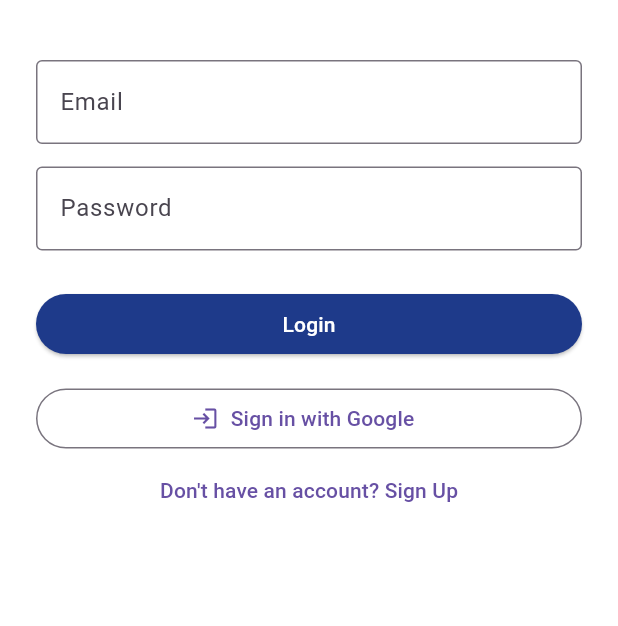
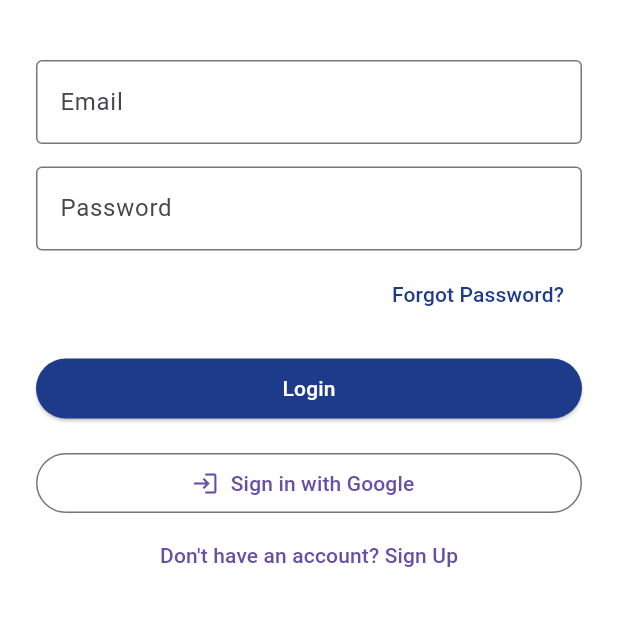
Before and after one commit to arfatabid/Fit-Mirror-FYP, a Flutter app: the screen it shows after launch, on a phone screen of 412 x 824 dp, the part 189-815 px from its top. Run offline on Flutter 3.47's test engine with Material 3 defaults, Android fonts, the phone set to English and light mode, and no system bars; our stand-ins replace firebase_auth, firebase_core, google_sign_in; accounts and stored records are empty.

Commit message:
Updated login, signup, password reset and auth validation

```diff
--- a/lib/provider/auth_provider.dart
+++ b/lib/provider/auth_provider.dart
@@ -11,10 +11,11 @@ class AuthProvider extends ChangeNotifier {
   bool _isLoading = false;
   bool get isLoading => _isLoading;
 
-  // Login Function
+  // --- Login Function ---
   Future<bool> login(String email, String password, BuildContext context) async {
-    if (password.length > 8) {
-      ScaffoldMessenger.of(context).showSnackBar(const SnackBar(content: Text("Password must be 8 characters or less")));
+    // Requirement ke mutabiq minimum 8 characters check
+    if (password.length < 8) {
+      ScaffoldMessenger.of(context).showSnackBar(const SnackBar(content: Text("Password must be at least 8 characters long")));
       return false;
     }
 
@@ -29,14 +30,14 @@ class AuthProvider extends ChangeNotifier {
       _isLoading = false;
       notifyListeners();
       ScaffoldMessenger.of(context).showSnackBar(SnackBar(content: Text(e.toString())));
-      return false; // Login fail
+      return false;
     }
   }
 
-  // Signup Function
+  // --- Signup Function ---
   Future<bool> signUp(String email, String password, BuildContext context) async {
-    if (password.length > 8) {
-      ScaffoldMessenger.of(context).showSnackBar(const SnackBar(content: Text("Password must be 8 characters or less")));
+    if (password.length < 8) {
+      ScaffoldMessenger.of(context).showSnackBar(const SnackBar(content: Text("Password must be at least 8 characters long")));
       return false;
     }
 
@@ -46,15 +47,14 @@ class AuthProvider extends ChangeNotifier {
       await _authService.signUpUser(email, password);
       _isLoading = false;
       notifyListeners();
-      return true; // Signup done
+      return true;
     } catch (e) {
       _isLoading = false;
       notifyListeners();
       ScaffoldMessenger.of(context).showSnackBar(SnackBar(content: Text(e.toString())));
-      return false; // Signup fail
+      return false;
     }
   }
-
   // Google Sign-In Function
   Future<void> signInWithGoogle(BuildContext context) async {
     _isLoading = true;
--- a/lib/services/auth_service.dart
+++ b/lib/services/auth_service.dart
@@ -3,7 +3,7 @@ import 'package:firebase_auth/firebase_auth.dart';
 class AuthService {
   final FirebaseAuth _auth = FirebaseAuth.instance;
 
-  // Ye function hona chahiye
+
   Future<UserCredential> signUpUser(String email, String password) async {
     return await _auth.createUserWithEmailAndPassword(
       email: email,
@@ -11,7 +11,7 @@ class AuthService {
     );
   }
 
-  // Login wala function bhi check kar lena
+
   Future<UserCredential> loginUser(String email, String password) async {
     return await _auth.signInWithEmailAndPassword(
       email: email,
--- a/lib/ui/screens/login_screen.dart
+++ b/lib/ui/screens/login_screen.dart
@@ -1,6 +1,7 @@
 import 'package:flutter/material.dart';
+import 'package:firebase_auth/firebase_auth.dart' as fb;
 import 'package:provider/provider.dart';
-import '../../provider/auth_provider.dart';
+import '../../provider/auth_provider.dart' as custom_auth;
 import 'signup_screen.dart';
 import 'home_screen.dart';
 
@@ -12,7 +13,7 @@ class LoginScreen extends StatelessWidget {
 
   @override
   Widget build(BuildContext context) {
-    final auth = Provider.of<AuthProvider>(context);
+    final auth = Provider.of<custom_auth.AuthProvider>(context);
 
     return Scaffold(
       backgroundColor: Colors.white,
@@ -45,7 +46,44 @@ class LoginScreen extends StatelessWidget {
                 border: OutlineInputBorder(),
               ),
             ),
-            const SizedBox(height: 25),
+            const SizedBox(height: 5),
+
+            // Forgot Password Button
+            Align(
+              alignment: Alignment.centerRight,
+              child: TextButton(
+                onPressed: () async {
+                  if (_emailController.text.trim().isEmpty) {
+                    ScaffoldMessenger.of(context).showSnackBar(
+                      const SnackBar(content: Text("Please enter your email first to reset password")),
+                    );
+                    return;
+                  }
+                  try {
+                    await fb.FirebaseAuth.instance.sendPasswordResetEmail(
+                      email: _emailController.text.trim(),
+                    );
+                    if (context.mounted) {
+                      ScaffoldMessenger.of(context).showSnackBar(
+                        const SnackBar(content: Text("Password reset link sent to your email!")),
+                      );
+                    }
+                  } catch (e) {
+                    if (context.mounted) {
+                      ScaffoldMessenger.of(context).showSnackBar(
+                        SnackBar(content: Text("Error: ${e.toString()}")),
+                      );
+                    }
+                  }
+                },
+                child: const Text(
+                  "Forgot Password?",
+                  style: TextStyle(color: Color(0xFF1E3A8A)),
+                ),
+              ),
+            ),
+
+            const SizedBox(height: 15),
 
             auth.isLoading
                 ? const CircularProgressIndicator()
@@ -66,7 +104,6 @@ class LoginScreen extends StatelessWidget {
                         context,
                       );
 
-                      // Login kamyab hone par HomeScreen par le jaye ga
                       if (success && context.mounted) {
                         Navigator.pushReplacement(
                           context,
--- a/lib/ui/screens/signup_screen.dart
+++ b/lib/ui/screens/signup_screen.dart
@@ -45,7 +45,7 @@ class SignupScreen extends StatelessWidget {
               controller: _passwordController,
               obscureText: true,
               decoration: const InputDecoration(
-                labelText: 'Password (max 8 chars)',
+                labelText: 'Password (at least 8 chars)',
                 border: OutlineInputBorder(),
               ),
             ),
```
